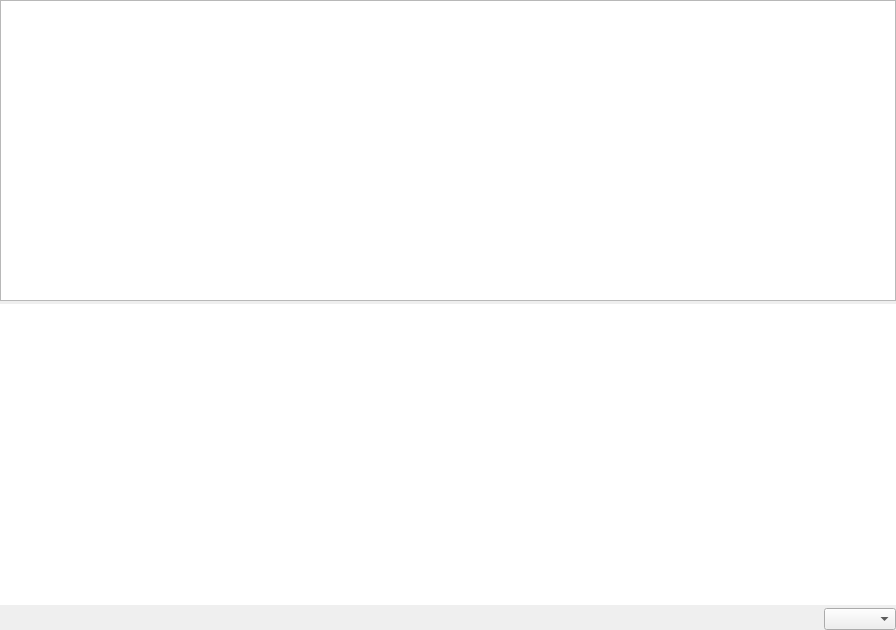
Qt form cutter-plugin/YaraWidget.ui (rizinorg/rz-libyara) before a commit.
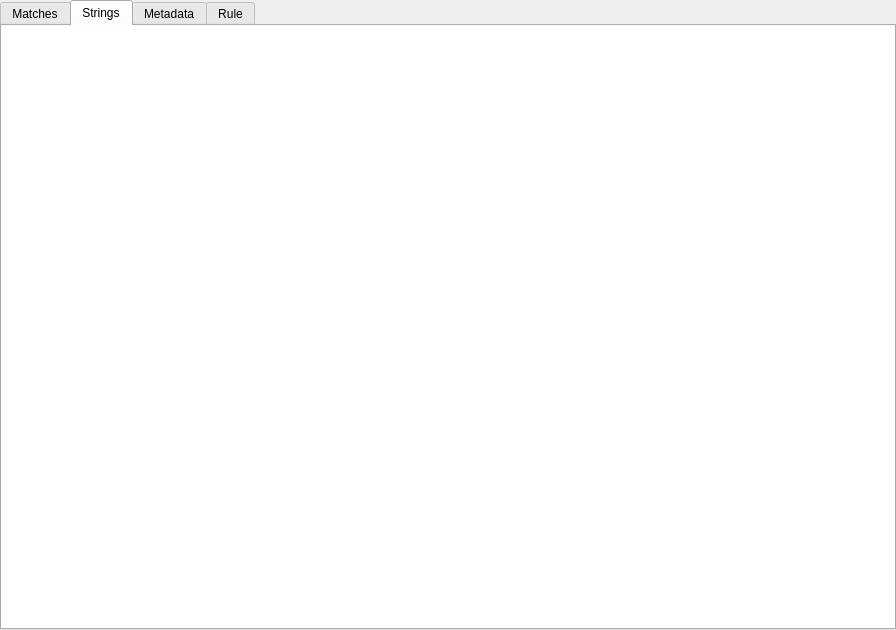
The same form after that commit. The open tabs and pages were chosen to show the change. Custom widgets are drawn as their Qt base class.

Commit message: Use tabs

Patch:
```diff
--- a/cutter-plugin/YaraWidget.ui
+++ b/cutter-plugin/YaraWidget.ui
@@ -28,62 +28,133 @@
      <number>0</number>
     </property>
     <item>
-     <layout class="QVBoxLayout" name="yaraContainer">
-      <property name="spacing">
-       <number>3</number>
+     <widget class="QTabWidget" name="yaraTabWidget">
+      <property name="currentIndex">
+       <number>0</number>
       </property>
-      <item>
-       <widget class="YaraTextEditor" name="yaraRuleEditor">
-        <property name="enabled">
-         <bool>true</bool>
-        </property>
-        <property name="lineWrapMode">
-         <enum>YaraTextEditor::NoWrap</enum>
-        </property>
-        <property name="readOnly">
-         <bool>false</bool>
-        </property>
-       </widget>
-      </item>
-      <item>
-       <widget class="CutterTreeView" name="yaraTreeView">
-        <property name="styleSheet">
-         <string notr="true">CutterTreeView::item
+      <widget class="CutterTreeView" name="yaraMatchView">
+       <attribute name="title">
+        <string>Matches</string>
+       </attribute>
+       <property name="styleSheet">
+        <string notr="true">CutterTreeView::item
 {
     padding-top: 1px;
     padding-bottom: 1px;
 }</string>
-        </property>
-        <property name="frameShape">
-         <enum>QFrame::NoFrame</enum>
-        </property>
-        <property name="lineWidth">
-         <number>0</number>
-        </property>
-        <property name="horizontalScrollBarPolicy">
-         <enum>Qt::ScrollBarAsNeeded</enum>
-        </property>
-        <property name="sizeAdjustPolicy">
-         <enum>QAbstractScrollArea::AdjustToContents</enum>
-        </property>
-        <property name="autoScroll">
-         <bool>true</bool>
-        </property>
-        <property name="horizontalScrollMode">
-         <enum>QAbstractItemView::ScrollPerPixel</enum>
-        </property>
-        <property name="indentation">
-         <number>8</number>
-        </property>
-        <property name="sortingEnabled">
-         <bool>true</bool>
-        </property>
-       </widget>
-      </item>
-      <item alignment="Qt::AlignRight">
-       <widget class="QComboBox" name="yaraSelector"/>
-      </item>
-     </layout>
+       </property>
+       <property name="frameShape">
+        <enum>QFrame::NoFrame</enum>
+       </property>
+       <property name="lineWidth">
+        <number>0</number>
+       </property>
+       <property name="horizontalScrollBarPolicy">
+        <enum>Qt::ScrollBarAsNeeded</enum>
+       </property>
+       <property name="sizeAdjustPolicy">
+        <enum>QAbstractScrollArea::AdjustToContents</enum>
+       </property>
+       <property name="autoScroll">
+        <bool>true</bool>
+       </property>
+       <property name="horizontalScrollMode">
+        <enum>QAbstractItemView::ScrollPerPixel</enum>
+       </property>
+       <property name="indentation">
+        <number>8</number>
+       </property>
+       <property name="sortingEnabled">
+        <bool>true</bool>
+       </property>
+      </widget>
+      <widget class="CutterTreeView" name="yaraStringsView">
+       <attribute name="title">
+        <string>Strings</string>
+       </attribute>
+       <property name="styleSheet">
+        <string notr="true">CutterTreeView::item
+{
+    padding-top: 1px;
+    padding-bottom: 1px;
+}</string>
+       </property>
+       <property name="frameShape">
+        <enum>QFrame::NoFrame</enum>
+       </property>
+       <property name="lineWidth">
+        <number>0</number>
+       </property>
+       <property name="horizontalScrollBarPolicy">
+        <enum>Qt::ScrollBarAsNeeded</enum>
+       </property>
+       <property name="sizeAdjustPolicy">
+        <enum>QAbstractScrollArea::AdjustToContents</enum>
+       </property>
+       <property name="autoScroll">
+        <bool>true</bool>
+       </property>
+       <property name="horizontalScrollMode">
+        <enum>QAbstractItemView::ScrollPerPixel</enum>
+       </property>
+       <property name="indentation">
+        <number>8</number>
+       </property>
+       <property name="sortingEnabled">
+        <bool>true</bool>
+       </property>
+      </widget>
+      <widget class="CutterTreeView" name="yaraMetadataView">
+       <attribute name="title">
+        <string>Metadata</string>
+       </attribute>
+       <property name="styleSheet">
+        <string notr="true">CutterTreeView::item
+{
+    padding-top: 1px;
+    padding-bottom: 1px;
+}</string>
+       </property>
+       <property name="frameShape">
+        <enum>QFrame::NoFrame</enum>
+       </property>
+       <property name="lineWidth">
+        <number>0</number>
+       </property>
+       <property name="horizontalScrollBarPolicy">
+        <enum>Qt::ScrollBarAsNeeded</enum>
+       </property>
+       <property name="sizeAdjustPolicy">
+        <enum>QAbstractScrollArea::AdjustToContents</enum>
+       </property>
+       <property name="autoScroll">
+        <bool>true</bool>
+       </property>
+       <property name="horizontalScrollMode">
+        <enum>QAbstractItemView::ScrollPerPixel</enum>
+       </property>
+       <property name="indentation">
+        <number>8</number>
+       </property>
+       <property name="sortingEnabled">
+        <bool>true</bool>
+       </property>
+      </widget>
+      <widget class="YaraTextEditor" name="yaraRuleEditor">
+       <attribute name="title">
+        <string>Rule</string>
+       </attribute>
+       <property name="enabled">
+        <bool>true</bool>
+       </property>
+       <property name="lineWrapMode">
+        <enum>QPlainTextEdit::NoWrap</enum>
+       </property>
+       <property name="readOnly">
+        <bool>false</bool>
+       </property>
+      </widget>
+     </widget>
     </item>
    </layout>
   </widget>
```
The commit also changes 3 other files.
